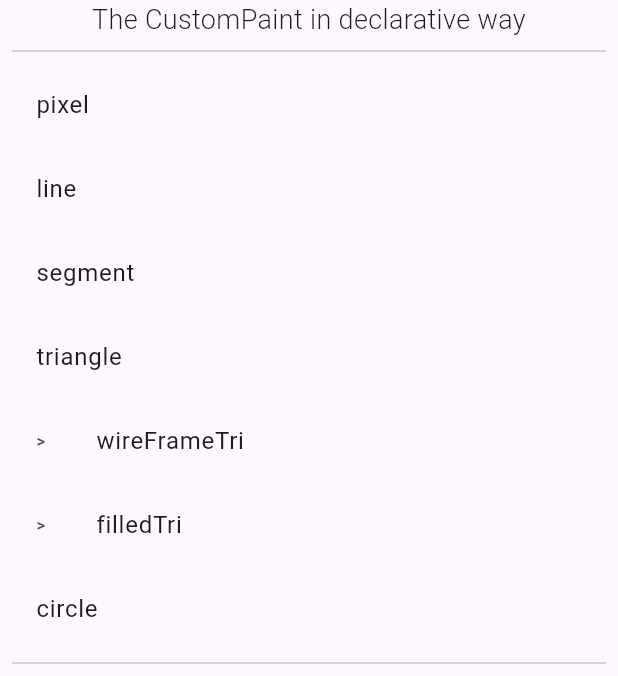
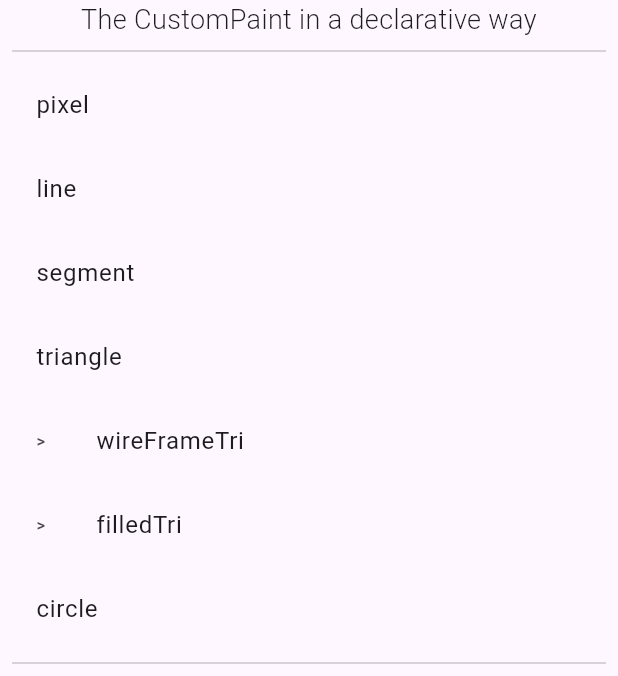
Before and after one commit to letyletylety/easel, a Flutter app: the screen it shows after launch, on a phone screen of 412 x 824 dp, the part 297-973 px from its top. Run offline on Flutter 3.47's test engine with Material 2 defaults, Android fonts, the phone set to English and light mode, and no system bars; our stand-ins replace flutter_highlight, go_router; missing offline and left inert: code_text_field, highlight.

Commit message:
just add 'a'

```diff
--- a/example/lib/artworks/index.dart
+++ b/example/lib/artworks/index.dart
@@ -152,7 +152,7 @@ class IndexPage extends StatelessWidget {
             ),
           ),
           const Text(
-            'The CustomPaint in declarative way',
+            'The CustomPaint in a declarative way',
             textAlign: TextAlign.center,
             style: TextStyle(
               fontSize: 18.0,
```
